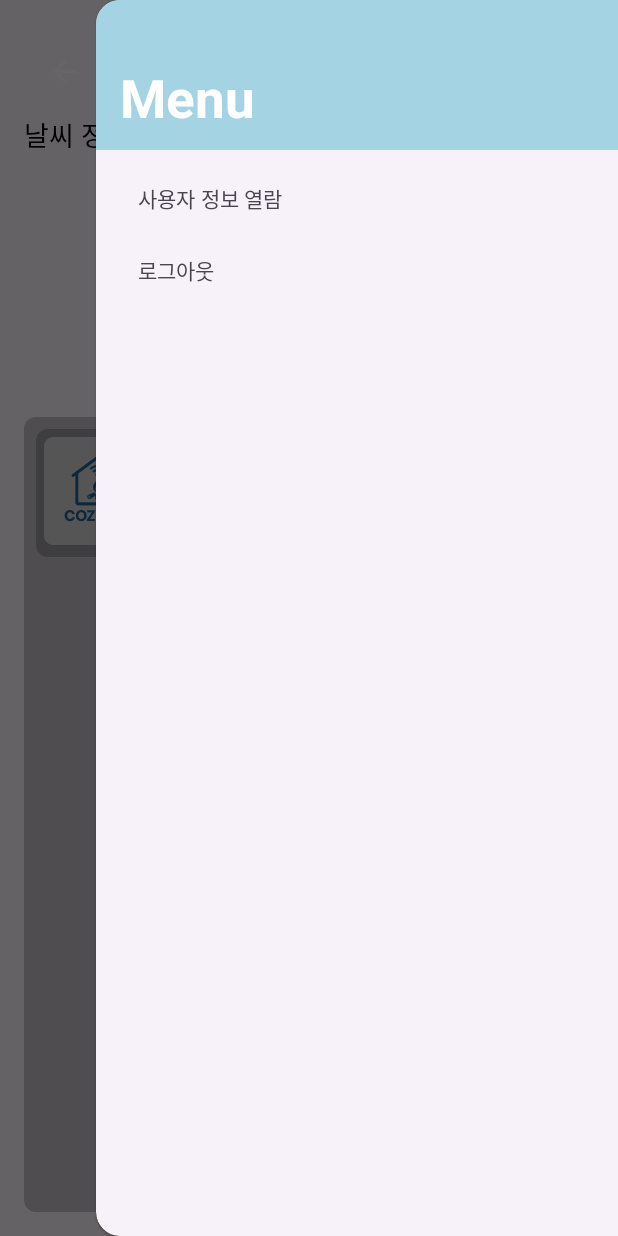
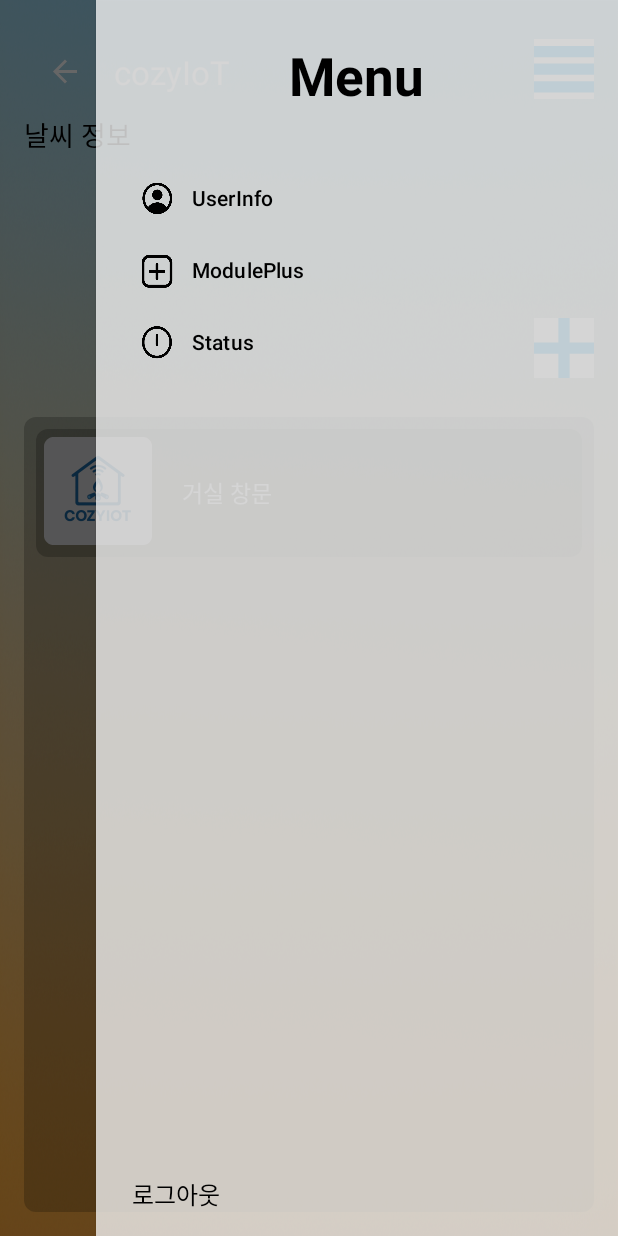
Before and after one commit to First-woosun/cozyIoT, an Android app: the HomeActivity screen opened directly, with no data from a screen before it, with the side drawer open, on a phone screen of 412 x 824 dp. Run offline under Robolectric (Android 15) with nearby library versions, the phone set to English and light mode, and no system bars; libraries missing offline, so code that uses them is left out: org.eclipse.paho; 7 statements that could not run were skipped.

Commit message:
추가분

```diff
--- a/app/src/main/java/com/example/cozyiot/HomeActivity.java
+++ b/app/src/main/java/com/example/cozyiot/HomeActivity.java
@@ -35,6 +35,7 @@ public class HomeActivity extends AppCompatActivity {
 
     private RecyclerView recyclerView;
     private machineDataAdapter machineDataAdapter;
+    private TextView navLogout;
     private List<machineData> machineDataList;
 
     private SharedPreferences preferences;
@@ -99,12 +100,17 @@ public class HomeActivity extends AppCompatActivity {
             int id = menuItem.getItemId();
             if(id == R.id.nav_user_info_config){
                 startActivity(new Intent(this, UserInfoConfigActivity.class));
-            } else if (id == R.id.nav_logout){
-                startActivity(new Intent(this, MainActivity.class));
-                finish();
             }
             drawerLayout.closeDrawer(GravityCompat.END);
             return true;
+        });
+        navLogout = findViewById(R.id.nav_logout)   ;
+        navLogout.setOnClickListener(v -> {
+            SharedPreferences.Editor editor = preferences.edit();
+            editor.putBoolean("autoLogin", false); // 여기서 자동로그인 끄기
+            editor.apply();
+            startActivity(new Intent(this, MainActivity.class));
+            finish();
         });
     }
 
--- a/app/src/main/java/com/example/cozyiot/MainActivity.java
+++ b/app/src/main/java/com/example/cozyiot/MainActivity.java
@@ -21,6 +21,7 @@ public class MainActivity extends AppCompatActivity {
 
     private static boolean connectFlag;
 
+
     @Override
     protected void onCreate(Bundle savedInstanceState) {
         super.onCreate(savedInstanceState);
@@ -38,10 +39,10 @@ public class MainActivity extends AppCompatActivity {
             String name = preferences.getString("userName", "");
             String pass = preferences.getString("userPassword", "");
             String address = preferences.getString("IPAddress", "");
-
+            boolean autoLogin = preferences.getBoolean("autoLogin", false);
             connectFlag = MqttConnector.createMqttClient(address, name, pass);
             MqttConnector.disconnect();
-
+            if (autoLogin) {
                 if(connectFlag){
                     Toast.makeText(this, "자동 로그인 성공", Toast.LENGTH_SHORT).show();
                     Log.d("Auto Login", "connecting Success");
@@ -51,6 +52,10 @@ public class MainActivity extends AppCompatActivity {
                     Toast.makeText(this, "로그인 에러", Toast.LENGTH_SHORT).show();
                     Log.e("Auto Login", "Connecting Error");
                 }
+            } else {
+
+            }
+
         }
 
         loginBtn.setOnClickListener(v -> {
@@ -63,6 +68,9 @@ public class MainActivity extends AppCompatActivity {
 
             if(connectFlag){
                 Toast.makeText(this, "로그인 성공", Toast.LENGTH_SHORT).show();
+                SharedPreferences.Editor editor = preferences.edit();
+                editor.putBoolean("autoLogin", true); // 자동 로그인 설정
+                editor.apply();
                 Log.d("Login", "Login Success");
                 startActivity(new Intent(MainActivity.this, HomeActivity.class));
                 finish();
--- /dev/null
+++ b/app/src/main/res/color/nav_icon_color.xml
@@ -0,0 +1,4 @@
+<selector xmlns:android="http://schemas.android.com/apk/res/android">
+    <item android:color="#FF000000" android:state_checked="true"/>
+    <item android:color="#FF000000"/>
+</selector>
--- /dev/null
+++ b/app/src/main/res/drawable/background_sidebar.xml
@@ -0,0 +1,4 @@
+<?xml version="1.0" encoding="utf-8"?>
+<shape xmlns:android="http://schemas.android.com/apk/res/android">
+    <solid android:color="#BFFFFFFF" />
+</shape>
--- a/app/src/main/res/layout/activity_home.xml
+++ b/app/src/main/res/layout/activity_home.xml
@@ -6,6 +6,7 @@
     android:layout_width="match_parent"
     android:layout_height="match_parent"
     android:fitsSystemWindows="true"
+    android:background="@drawable/background"
     tools:context=".MainActivity">
 
     <RelativeLayout
@@ -79,13 +80,41 @@
 
     </RelativeLayout>
 
-    <!-- 사이드 네비게이션 뷰 -->
-    <com.google.android.material.navigation.NavigationView
-        android:id="@+id/navigation_view"
+    <LinearLayout
         android:layout_width="wrap_content"
         android:layout_height="match_parent"
         android:layout_gravity="end"
-        app:menu="@menu/nav_menu"
-        app:headerLayout="@layout/nav_header"/>
+        android:orientation="vertical"
+        android:background="@drawable/background_sidebar">
 
+        <com.google.android.material.navigation.NavigationView
+            android:id="@+id/navigation_view"
+            android:layout_width="wrap_content"
+            android:layout_height="0dp"
+            android:layout_weight="1"
+            android:background="@android:color/transparent"
+            app:headerLayout="@layout/nav_header"
+            app:menu="@menu/nav_menu"
+            app:itemIconTint="@color/nav_icon_color"
+            app:itemTextColor="@color/nav_icon_color" />
+
+        <LinearLayout
+            android:layout_width="match_parent"
+            android:layout_height="wrap_content"
+            android:orientation="horizontal"
+            android:padding="16dp"
+            android:gravity="center_vertical"
+            android:background="?attr/selectableItemBackground">
+
+            <TextView
+                android:id="@+id/nav_logout"
+                android:layout_width="wrap_content"
+                android:layout_height="wrap_content"
+                android:layout_marginStart="8dp"
+                android:text="로그아웃"
+                android:textColor="@color/nav_icon_color"
+                android:textSize="16sp" />
+        </LinearLayout>
+
+    </LinearLayout>
 </androidx.drawerlayout.widget.DrawerLayout>
--- a/app/src/main/res/layout/nav_header.xml
+++ b/app/src/main/res/layout/nav_header.xml
@@ -2,22 +2,34 @@
     xmlns:android="http://schemas.android.com/apk/res/android"
     android:layout_width="wrap_content"
     android:layout_height="100dp"
-    android:background="#A4D3E3"
-    android:padding="16dp">
+    android:padding="16dp"
+    android:background="#00000000">
 
     <LinearLayout
         android:orientation="vertical"
         android:layout_width="match_parent"
-        android:layout_height="match_parent">
+        android:layout_height="match_parent"
+        android:gravity="center">
 
         <TextView
             android:id="@+id/sidebar_Text"
             android:layout_width="wrap_content"
             android:layout_height="wrap_content"
-            android:layout_marginTop="25dp"
             android:text="Menu"
-            android:textSize="35dp"
-            android:textColor="@android:color/white"
-            android:textStyle="bold"/>
+            android:textSize="35sp"
+            android:layout_marginTop="16dp"
+            android:textColor="@android:color/black"
+            android:textStyle="bold"
+            android:gravity="center"/>
+
+        <ImageView
+            android:id="@+id/sidebar_logo"
+            android:layout_width="wrap_content"
+            android:layout_height="wrap_content"
+            android:layout_marginTop="16dp"
+            android:src="@drawable/ic_app_logo"
+            android:contentDescription="Sidebar Logo"
+            android:adjustViewBounds="true" />
+
     </LinearLayout>
 </com.google.android.material.navigation.NavigationView>
--- a/app/src/main/res/menu/nav_menu.xml
+++ b/app/src/main/res/menu/nav_menu.xml
@@ -3,9 +3,15 @@
     <group android:checkableBehavior="single">
         <item
             android:id="@+id/nav_user_info_config"
-            android:title="사용자 정보 열람" />
+            android:icon="@drawable/userinfo_logo"
+            android:title="UserInfo" />
         <item
-            android:id="@+id/nav_logout"
-            android:title="로그아웃" />
+            android:id="@+id/nav_Module_config"
+            android:icon="@drawable/moduleplus_logo"
+            android:title="ModulePlus" />
+        <item
+            android:id="@+id/nav_Status_config"
+            android:icon="@drawable/status_logo"
+            android:title="Status" />
     </group>
 </menu>
```
Also changed, not shown: app/src/main/res/drawable/moduleplus_logo.png (added), app/src/main/res/drawable/status_logo.png (added), app/src/main/res/drawable/userinfo_logo.png (added). Lines whose indentation alone changed are shown as unchanged.
